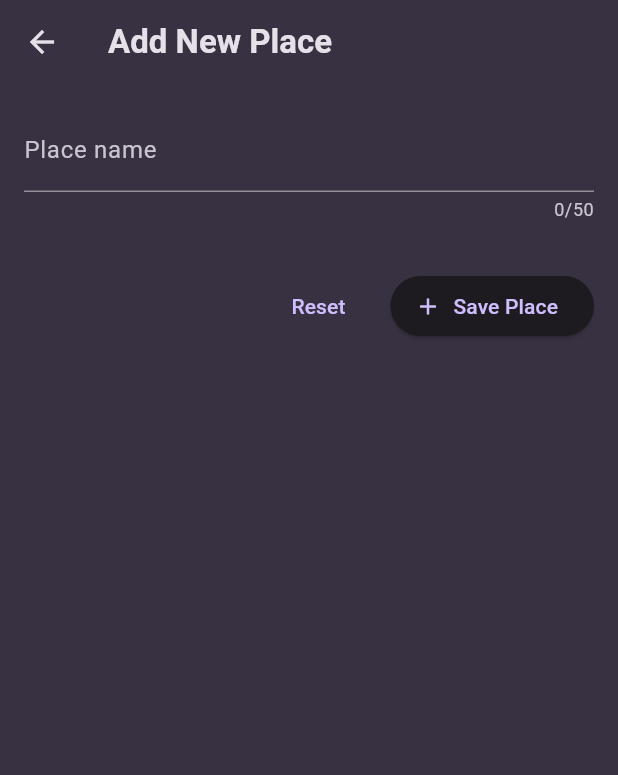
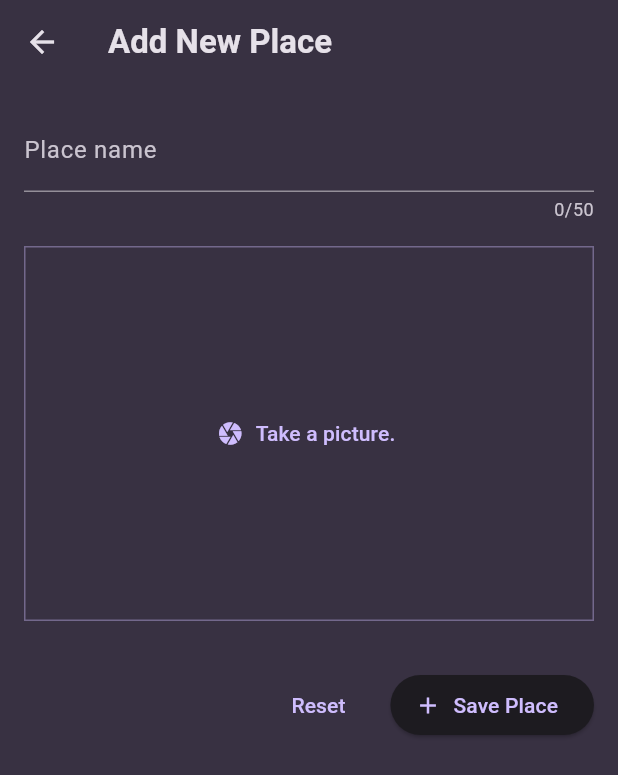
Before and after one commit to OGispert/places, a Flutter app: the AddNewPlace screen opened directly, on a phone screen of 412 x 824 dp. Shown: the top 775 px of the screen. Run offline on Flutter 3.47's test engine with Material 3 defaults, Android fonts, the phone set to English and light mode, and no system bars; our stand-ins replace flutter_riverpod, google_fonts, image_picker.

Commit message:
Adding image picker

```diff
--- a/lib/views/add_new_place.dart
+++ b/lib/views/add_new_place.dart
@@ -2,6 +2,7 @@ import 'package:flutter/material.dart';
 import 'package:flutter_riverpod/flutter_riverpod.dart';
 import 'package:places/models/place_model.dart';
 import 'package:places/providers/places_provider.dart';
+import 'package:places/widgets/image_input.dart';
 
 class AddNewPlace extends ConsumerStatefulWidget {
   const AddNewPlace({super.key});
@@ -57,6 +58,8 @@ class _AddNewPlaceState extends ConsumerState<AddNewPlace> {
                   enteredPlaceName = value ?? "";
                 },
               ),
+              SizedBox(height: 16),
+              ImageInput(),
               SizedBox(height: 32),
               Row(
                 mainAxisAlignment: MainAxisAlignment.end,
--- /dev/null
+++ b/lib/widgets/image_input.dart
@@ -0,0 +1,67 @@
+import 'package:flutter/material.dart';
+import 'dart:io';
+import 'package:image_picker/image_picker.dart';
+
+class ImageInput extends StatefulWidget {
+  const ImageInput({super.key});
+
+  @override
+  State<ImageInput> createState() {
+    return _ImageInputState();
+  }
+}
+
+class _ImageInputState extends State<ImageInput> {
+  final isAndroid = Platform.isAndroid;
+  File? selectedImage;
+
+  void takePicture() async {
+    final imagePicker = ImagePicker();
+    final image = await imagePicker.pickImage(
+      source: ImageSource.gallery,
+      maxHeight: 600,
+    );
+
+    if (image == null) {
+      return;
+    }
+
+    setState(() {
+      selectedImage = File(image.path);
+    });
+  }
+
+  @override
+  Widget build(BuildContext context) {
+    Widget content = TextButton.icon(
+      onPressed: takePicture,
+      label: Text('Take a picture.'),
+      icon: Icon(isAndroid ? Icons.camera : Icons.camera_alt),
+    );
+
+    if (selectedImage != null) {
+      content = GestureDetector(
+        onTap: takePicture,
+        child: Image.file(
+          selectedImage!,
+          fit: BoxFit.cover,
+          width: double.infinity,
+          height: double.infinity,
+        ),
+      );
+    }
+
+    return Container(
+      decoration: BoxDecoration(
+        border: Border.all(
+          width: 1,
+          color: Theme.of(context).colorScheme.primary.withAlpha(100),
+        ),
+      ),
+      height: 250,
+      width: double.infinity,
+      alignment: Alignment.center,
+      child: content,
+    );
+  }
+}
--- a/pubspec.yaml
+++ b/pubspec.yaml
@@ -37,6 +37,7 @@ dependencies:
   google_fonts: ^6.2.1
   flutter_riverpod: ^2.6.1
   uuid: ^4.5.1
+  image_picker: ^1.1.2
 
 dev_dependencies:
   flutter_test:
```
Also changed, not shown: 1 other file.
